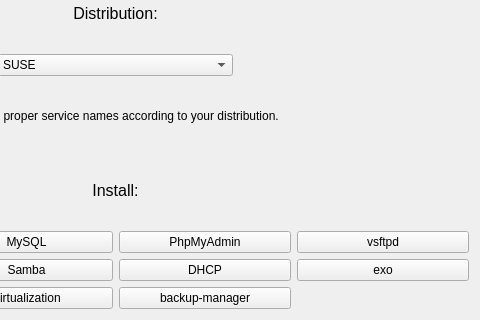
Above: settings_window.ui from kubekpop/slm before the change; both pictures show x 249 to 729 and y 107 to 427 of the 729 by 427 pixel window. Below: the same form after it.
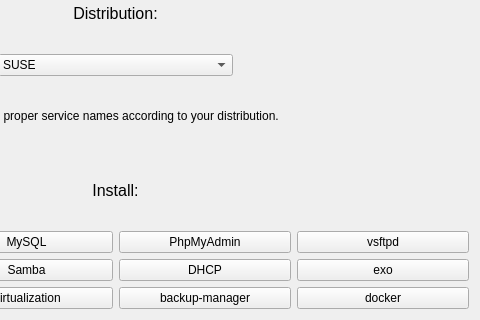
That is the form after the change. Icons and pictures are not drawn.

What changed in the file:
```diff
--- a/settings_window.ui
+++ b/settings_window.ui
@@ -234,6 +234,13 @@
        </property>
       </widget>
      </item>
+     <item row="2" column="3">
+      <widget class="QPushButton" name="install_docker">
+       <property name="text">
+        <string>docker</string>
+       </property>
+      </widget>
+     </item>
     </layout>
    </item>
   </layout>
```
